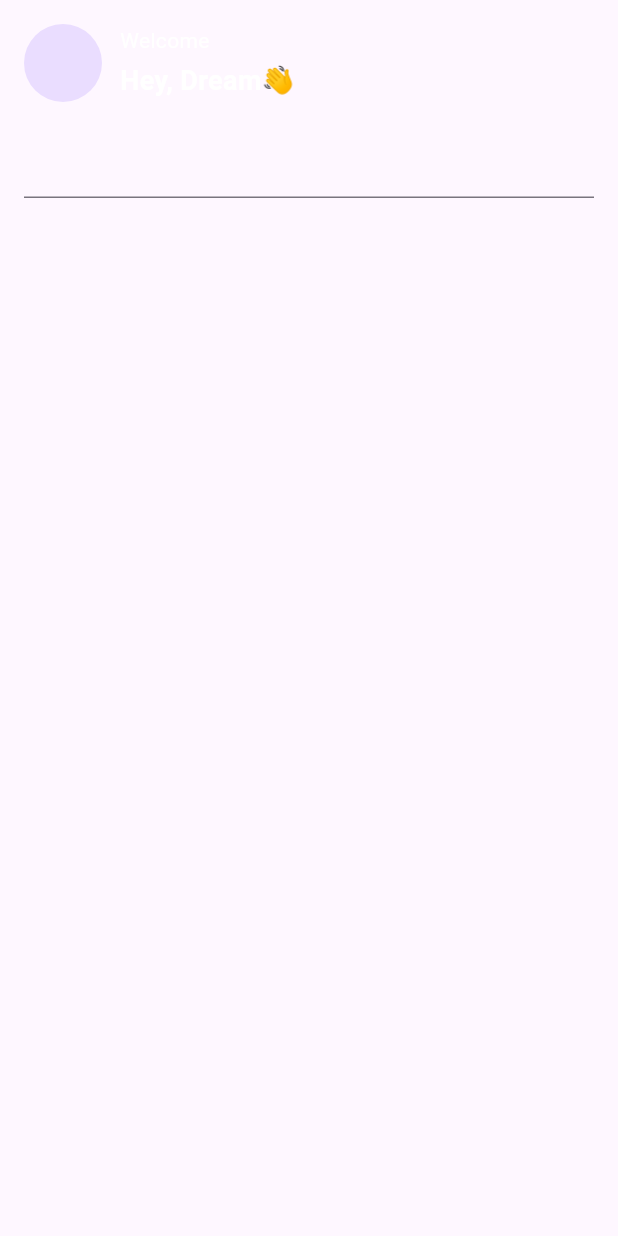
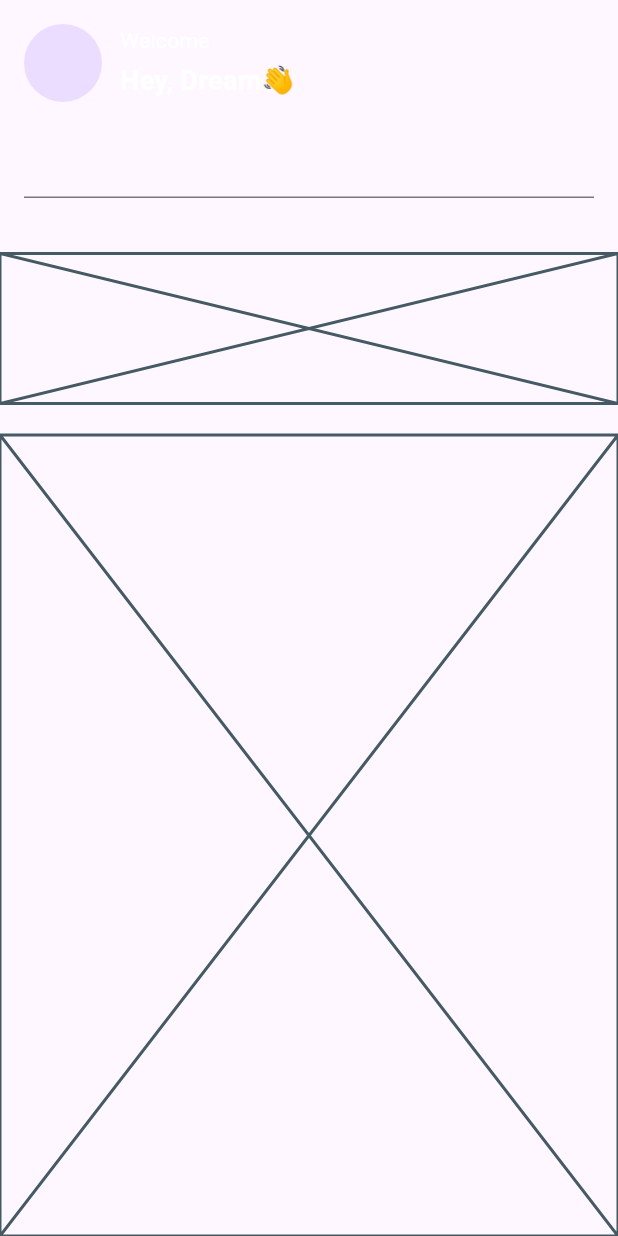
Before and after one commit to JAICHANGPARK/flutter_notebook_chapter_46, a Flutter app: the BarberBookingHomeScreen screen opened directly, on a phone screen of 412 x 824 dp. Run offline on Flutter 3.47's test engine with Material 3 defaults, Android fonts, the phone set to English and light mode, and no system bars.

Commit message:
Update barber_booking_home_screen.dart

```diff
--- a/lib/ep2301_barber_booking_app/home/ui/barber_booking_home_screen.dart
+++ b/lib/ep2301_barber_booking_app/home/ui/barber_booking_home_screen.dart
@@ -56,11 +56,26 @@ class _BarberBookingHomeScreenState extends State<BarberBookingHomeScreen> {
                         Container(
                           decoration: BoxDecoration(),
                           child: TextField(),
-                        )
+                        ),
+
+
 
                       ],
                     ),
                   ),
+                  Row(
+                    children: [
+                      Text("")
+                    ],
+                  ),
+                  SizedBox(height: 100,
+                    child: Placeholder(),),
+                  Row(
+                    children: [
+                      Text("")
+                    ],
+                  ),
+                  Expanded(child: Placeholder()),
                 ],
               ),
             ),
```
